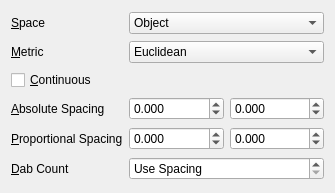
This is strokeeditorwidget.ui in not-surt/GfxPaint as Qt 5 draws it before an edit. The edited form follows.
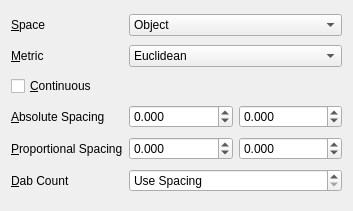
This is the edited form.

The edit to the form file:
```diff
--- a/strokeeditorwidget.ui
+++ b/strokeeditorwidget.ui
@@ -6,8 +6,8 @@
    <rect>
     <x>0</x>
     <y>0</y>
-    <width>335</width>
-    <height>193</height>
+    <width>353</width>
+    <height>211</height>
    </rect>
   </property>
   <property name="sizePolicy">
```
Left out of the diff: 20 changed lines with no effect on the pictures.
